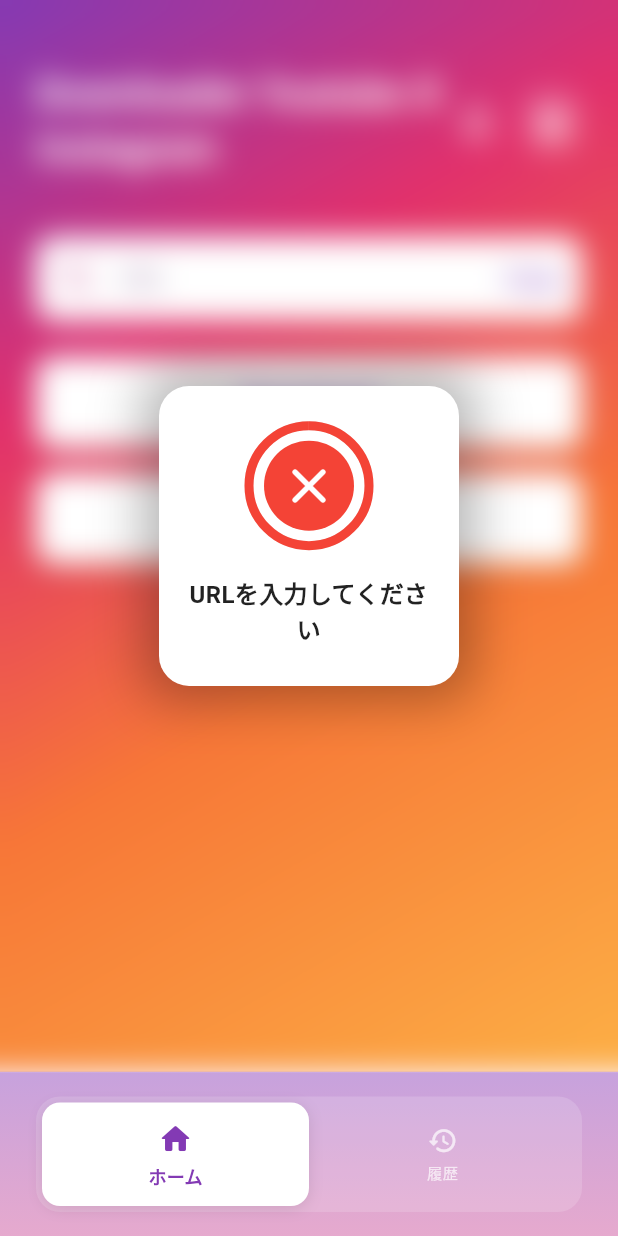
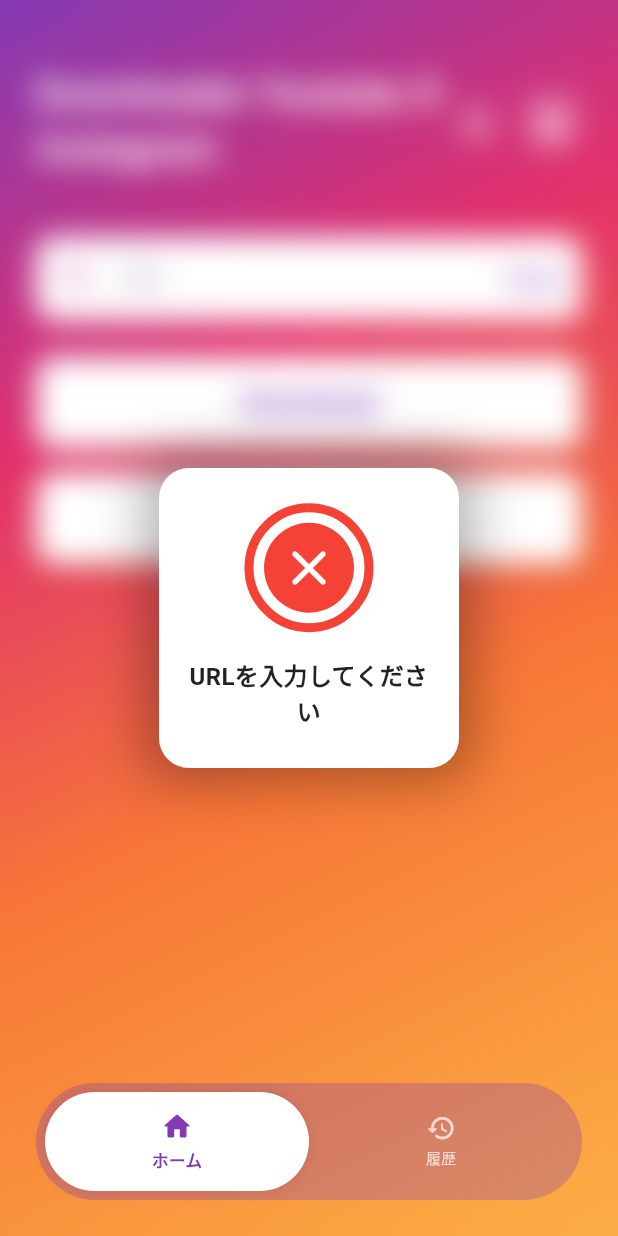
Before and after one commit to Mitchy03/video-saver-app, a Flutter app: the screen it shows after launch, after a tap on "Download", after a tap on "ホーム", on a phone screen of 412 x 824 dp. Run offline on Flutter 3.47's test engine with Material 3 defaults, Android fonts, the phone set to English and light mode, and no system bars; drawn by our look-alikes of flutter_animate; our stand-ins replace confetti, google_fonts, google_mobile_ads, shared_preferences; missing offline and left inert: process_run, purchases_flutter; Roboto replaces fonts that are missing (Lucida Handwriting).

Commit message:
Restyle download screen navigation bar

```diff
--- a/lib/screens/download_screen.dart
+++ b/lib/screens/download_screen.dart
@@ -183,27 +183,18 @@
               _buildHistoryPageScreen(),
             ],
           ),
-        ],
-      ),
-      bottomNavigationBar: Container(
-        decoration: BoxDecoration(
-          gradient: LinearGradient(
-            begin: Alignment.topCenter,
-            end: Alignment.bottomCenter,
-            colors: [
-              Color(0xFF833AB4).withOpacity(0.45),
-              Color(0xFFC13584).withOpacity(0.4),
-            ],
-          ),
-          border: Border(top: BorderSide(color: Colors.white.withOpacity(0.2), width: 0.5)),
-        ),
+
+          Positioned(
+            left: 0,
+            right: 0,
+            bottom: 0,
             child: SafeArea(
               child: Container(
-            margin: EdgeInsets.symmetric(horizontal: 24, vertical: 16),
-            padding: EdgeInsets.all(4),
+                margin: EdgeInsets.only(left: 24, right: 24, bottom: 24),
+                padding: EdgeInsets.all(6),
                 decoration: BoxDecoration(
-              color: Colors.white.withOpacity(0.15),
-              borderRadius: BorderRadius.circular(16),
+                  color: Color(0xFF833AB4).withOpacity(0.3),
+                  borderRadius: BorderRadius.circular(40),
                 ),
                 child: Row(
                   children: [
@@ -214,6 +205,20 @@
               ),
             ),
           ),
+        ],
+      ),
+    );
+  }
+
+  void _onNavTap(int index) {
+    setState(() {
+      _selectedIndex = index;
+    });
+
+    _pageController.animateToPage(
+      index,
+      duration: Duration(milliseconds: 400),
+      curve: Curves.easeInOutCubic,
     );
   }
 
@@ -221,26 +226,19 @@
     final isSelected = _selectedIndex == index;
     return Expanded(
       child: GestureDetector(
-        onTap: () {
-          _pageController.animateToPage(
-            index,
-            duration: Duration(milliseconds: 400),
-            curve: Curves.easeInOutCubic,
-          );
-        },
+        onTap: () => _onNavTap(index),
         child: AnimatedContainer(
           duration: Duration(milliseconds: 250),
           curve: Curves.easeInOut,
           padding: EdgeInsets.symmetric(vertical: 12),
           decoration: BoxDecoration(
             color: isSelected ? Colors.white : Colors.transparent,
-            borderRadius: BorderRadius.circular(12),
+            borderRadius: BorderRadius.circular(35),
             boxShadow: isSelected
                 ? [
                     BoxShadow(
                       color: Colors.black.withOpacity(0.1),
                       blurRadius: 8,
-                      offset: Offset(0, 2),
                     ),
                   ]
                 : [],
@@ -251,14 +249,14 @@
               Icon(
                 icon,
                 color: isSelected ? Color(0xFF833AB4) : Colors.white70,
-                size: 24,
+                size: 22,
               ),
               SizedBox(height: 4),
               Text(
                 label,
                 style: TextStyle(
                   color: isSelected ? Color(0xFF833AB4) : Colors.white70,
-                  fontSize: 12,
+                  fontSize: 11,
                   fontWeight: isSelected ? FontWeight.w600 : FontWeight.w500,
                 ),
               ),
@@ -266,7 +264,7 @@
           ),
         ),
       ).animate(target: isSelected ? 1 : 0).scale(
-            begin: const Offset(0.85, 0.85),
+            begin: const Offset(0.9, 0.9),
             end: const Offset(1.0, 1.0),
           ),
     );
```
Lines whose indentation alone changed are shown as unchanged.
